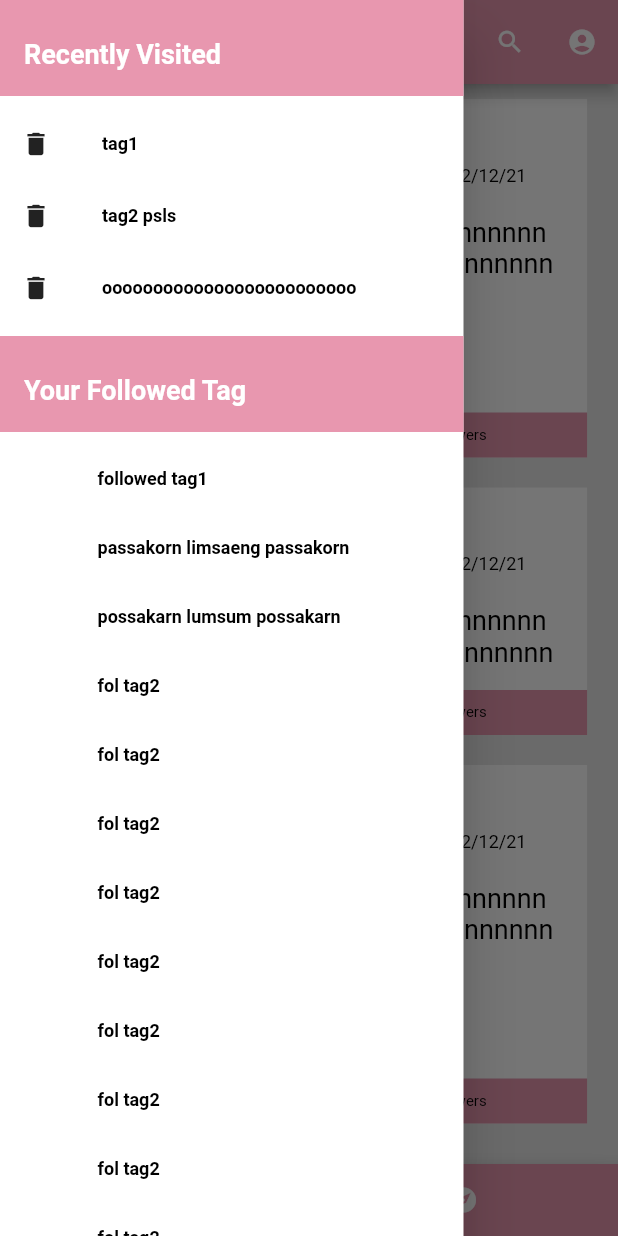
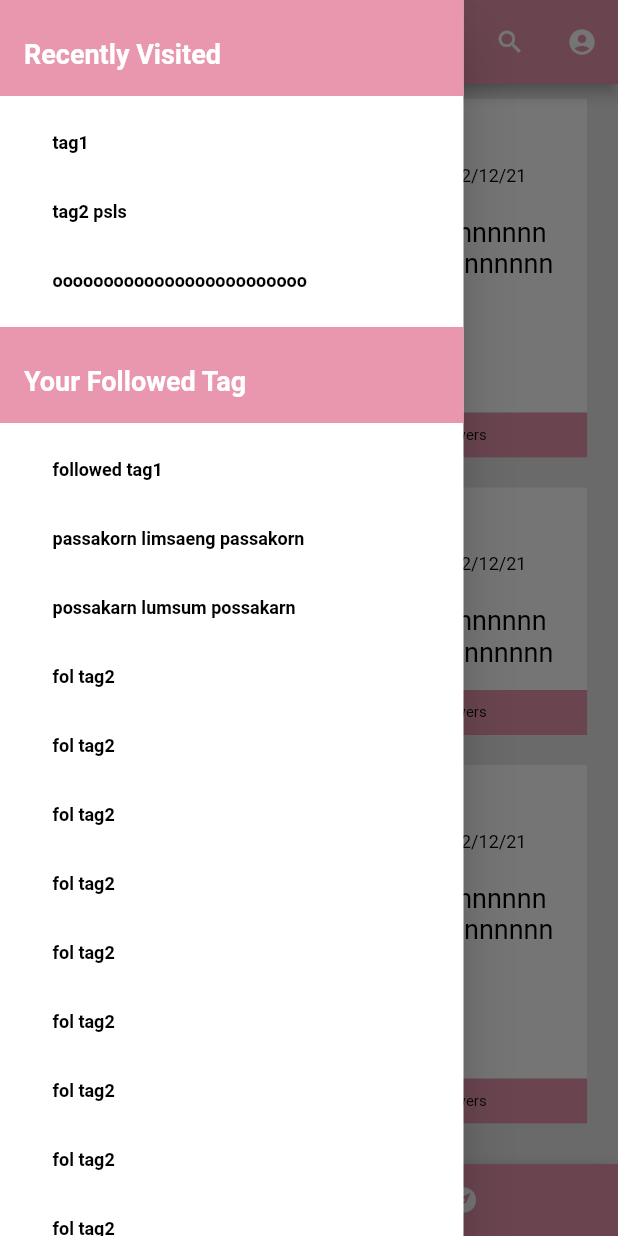
Before and after one commit to Thinc-Cu-Stack-Exchange/cu_problem_exchange, a Flutter app: the screen it shows after launch, with the side drawer open, on a phone screen of 412 x 824 dp. Run offline on Flutter 3.47's test engine with Material 2 defaults, Android fonts, the light colour scheme and no system bars; our stand-ins replace carousel_slider, get, image_picker, photo_view; missing offline and left inert: colorful_safe_area.

Commit message:
edit drawer no longer has delete icon

```diff
--- a/lib/widget/drawer.dart
+++ b/lib/widget/drawer.dart
@@ -1,6 +1,5 @@
 import 'package:flutter/material.dart';
 import 'package:colorful_safe_area/colorful_safe_area.dart';
-import 'package:flutter/material.dart';
 import 'package:get/get.dart';
 
 class CreateDrawer extends StatelessWidget {
@@ -37,15 +36,12 @@ class CreateDrawer extends StatelessWidget {
                   children: [
                     DrawerTag(
                       tagname: "tag1",
-                      deletableTag: true,
                     ),
                     DrawerTag(
                       tagname: "tag2 psls",
-                      deletableTag: true,
                     ),
                     DrawerTag(
                       tagname: "ooooooooooooooooooooooooooooooo",
-                      deletableTag: true,
                     ),
                   ],
                 ),
@@ -117,9 +113,7 @@ class DrawerTag extends StatelessWidget {
   final iconSize = 20.0;
   final double tagHeight = 30.0;
   final double frontMargin = 45;
-  final bool deletableTag;
-
-  DrawerTag({super.key, required this.tagname, this.deletableTag = false});
+  DrawerTag({super.key, required this.tagname});
 
   @override
   Widget build(BuildContext context) {
@@ -127,19 +121,9 @@ class DrawerTag extends StatelessWidget {
     return Row(
       //mainAxisAlignment: MainAxisAlignment.spaceBetween,
       children: [
-        (deletableTag)
-            ? IconButton(
-                onPressed: (){},
-                icon: Icon(
-                  Icons.delete,
-                  size: iconSize,
-                ))
-            : SizedBox(
-                height: iconSize,
-                width: 45,
-              ),
+        // Tag Text
         Padding(
-          padding: const EdgeInsets.fromLTRB(0, 8, 0, 8),
+          padding: const EdgeInsets.fromLTRB(15, 8, 0, 8),
           child: SizedBox(
             height: tagHeight,
             width: tagWidth,
```
